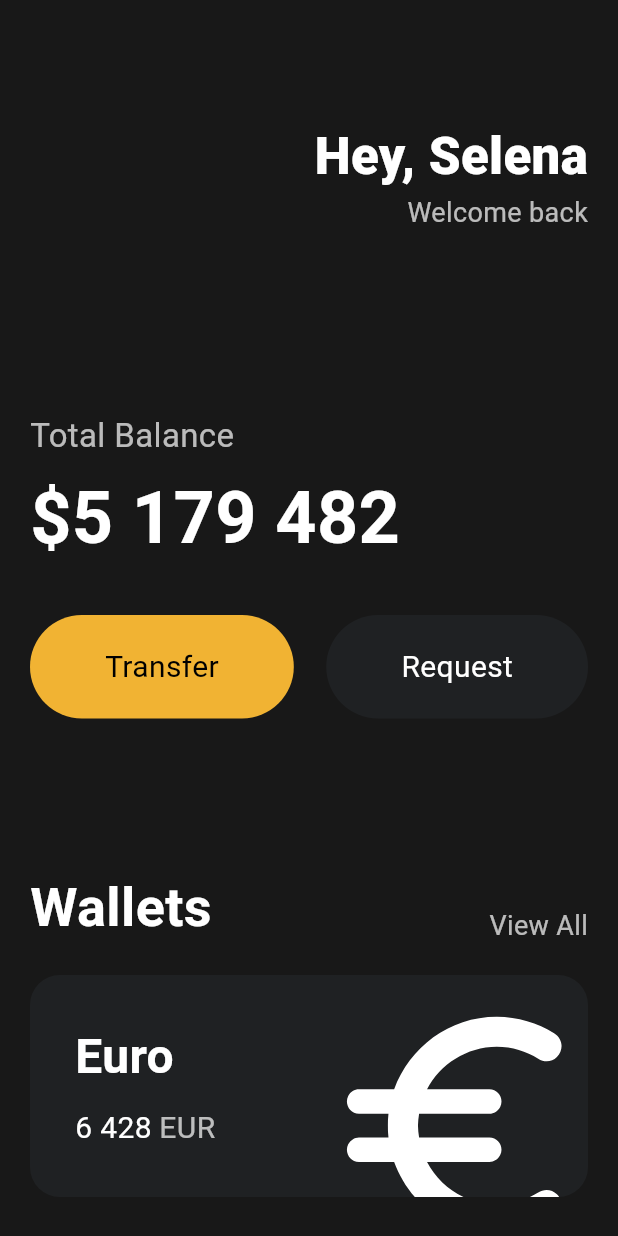
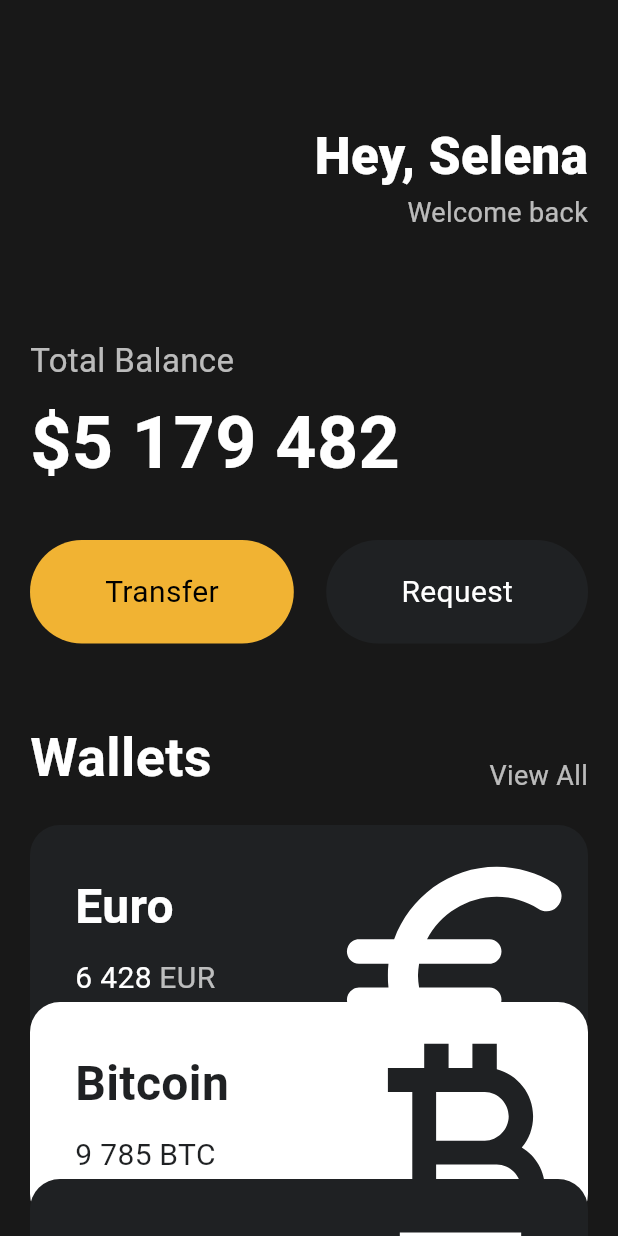
Before and after one commit to kyhyeok/toonflix, a Flutter app: the screen it shows after launch, on a phone screen of 412 x 824 dp. Run offline on Flutter 3.47's test engine with Material 3 defaults, Android fonts, the phone set to English and light mode, and no system bars.

Commit message:
UI CHALLENGE 3.8 Reusable Cards

```diff
--- a/lib/main.dart
+++ b/lib/main.dart
@@ -1,5 +1,6 @@
 import 'package:flutter/material.dart';
 import 'package:toonflix/widgets/Button.dart';
+import 'package:toonflix/widgets/currency_card.dart';
 
 void main() {
   runApp(App());
@@ -11,7 +12,8 @@ class App extends StatelessWidget {
     return MaterialApp(
       home: Scaffold(
         backgroundColor: Color(0xFF181818),
-        body: Padding(
+        body: SingleChildScrollView(
+          child: Padding(
             padding: EdgeInsets.symmetric(horizontal: 20),
             child: Column(
               crossAxisAlignment: CrossAxisAlignment.start,
@@ -45,7 +47,7 @@ class App extends StatelessWidget {
                   ],
                 ),
                 SizedBox(
-                height: 120,
+                  height: 70,
                 ),
                 Text(
                   'Total Balance',
@@ -82,7 +84,7 @@ class App extends StatelessWidget {
                   ],
                 ),
                 SizedBox(
-                height: 100,
+                  height: 50,
                 ),
                 Row(
                   crossAxisAlignment: CrossAxisAlignment.end,
@@ -108,72 +110,37 @@ class App extends StatelessWidget {
                 SizedBox(
                   height: 20,
                 ),
-              Container(
-                clipBehavior: Clip.hardEdge,
-                decoration: BoxDecoration(
-                  color: Color(0xFF1F2123),
-                  borderRadius: BorderRadius.circular(20),
+                CurrencyCard(
+                  name: 'Euro',
+                  code: 'EUR',
+                  amount: '6 428',
+                  icon: Icons.euro_rounded,
+                  isInverted: false,
                 ),
-                child: Padding(
-                  padding: const EdgeInsets.all(30),
-                  child: Row(
-                    mainAxisAlignment: MainAxisAlignment.spaceBetween,
-                    children: [
-                      Column(
-                        crossAxisAlignment: CrossAxisAlignment.start,
-                        children: [
-                          Text(
-                            'Euro',
-                            style: TextStyle(
-                              color: Colors.white,
-                              fontSize: 32,
-                              fontWeight: FontWeight.w600,
+                Transform.translate(
+                  offset: Offset(0, -30),
+                  child: CurrencyCard(
+                    name: 'Bitcoin',
+                    code: 'BTC',
+                    amount: '9 785',
+                    icon: Icons.currency_bitcoin,
+                    isInverted: true,
                   ),
                 ),
-                          SizedBox(
-                            height: 10,
-                          ),
-                          Row(
-                            children: [
-                              Text(
-                                '6 428',
-                                style: TextStyle(
-                                  color: Colors.white,
-                                  fontSize: 20,
-                                ),
-                              ),
-                              SizedBox(
-                                width: 5,
-                              ),
-                              Text(
-                                'EUR',
-                                style: TextStyle(
-                                  color: Colors.white.withAlpha(180),
-                                  fontSize: 20,
-                                ),
-                              ),
-                            ],
-                          ),
-                        ],
-                      ),
-                      Transform.scale(
-                        scale: 2.2,
-                        child: Transform.translate(
-                          offset: Offset(-5, 12),
-                          child: const Icon(
-                            Icons.euro_rounded,
-                            color: Colors.white,
-                            size: 88,
-                          ),
+                Transform.translate(
+                  offset: Offset(0, -60),
+                  child: CurrencyCard(
+                    name: 'Dollar',
+                    code: 'USD',
+                    amount: '428',
+                    icon: Icons.amp_stories_outlined,
+                    isInverted: false,
                   ),
                 ),
               ],
             ),
           ),
         ),
-            ],
-          ),
-        ),
       ),
     );
   }
--- /dev/null
+++ b/lib/widgets/currency_card.dart
@@ -0,0 +1,84 @@
+import 'package:flutter/material.dart';
+
+class CurrencyCard extends StatelessWidget {
+  final String name, code, amount;
+  final IconData icon;
+  final bool isInverted;
+
+  final _blackColor = const Color(0xFF1F2123);
+
+  const CurrencyCard(
+      {super.key,
+      required this.name,
+      required this.code,
+      required this.amount,
+      required this.icon,
+      required this.isInverted});
+
+  @override
+  Widget build(BuildContext context) {
+    return Container(
+      clipBehavior: Clip.hardEdge,
+      decoration: BoxDecoration(
+        color: isInverted ? Colors.white : _blackColor,
+        borderRadius: BorderRadius.circular(20),
+      ),
+      child: Padding(
+        padding: const EdgeInsets.all(30),
+        child: Row(
+          mainAxisAlignment: MainAxisAlignment.spaceBetween,
+          children: [
+            Column(
+              crossAxisAlignment: CrossAxisAlignment.start,
+              children: [
+                Text(
+                  name,
+                  style: TextStyle(
+                    color: isInverted ? _blackColor : Colors.white,
+                    fontSize: 32,
+                    fontWeight: FontWeight.w600,
+                  ),
+                ),
+                SizedBox(
+                  height: 10,
+                ),
+                Row(
+                  children: [
+                    Text(
+                      amount,
+                      style: TextStyle(
+                        color: isInverted ? _blackColor : Colors.white,
+                        fontSize: 20,
+                      ),
+                    ),
+                    SizedBox(
+                      width: 5,
+                    ),
+                    Text(
+                      code,
+                      style: TextStyle(
+                        color: isInverted ? _blackColor : Colors.white.withAlpha(180),
+                        fontSize: 20,
+                      ),
+                    ),
+                  ],
+                ),
+              ],
+            ),
+            Transform.scale(
+              scale: 2.2,
+              child: Transform.translate(
+                offset: Offset(-5, 12),
+                child: Icon(
+                  icon,
+                  color: isInverted ? _blackColor : Colors.white,
+                  size: 88,
+                ),
+              ),
+            ),
+          ],
+        ),
+      ),
+    );
+  }
+}
```
Lines whose indentation alone changed are shown as unchanged.
